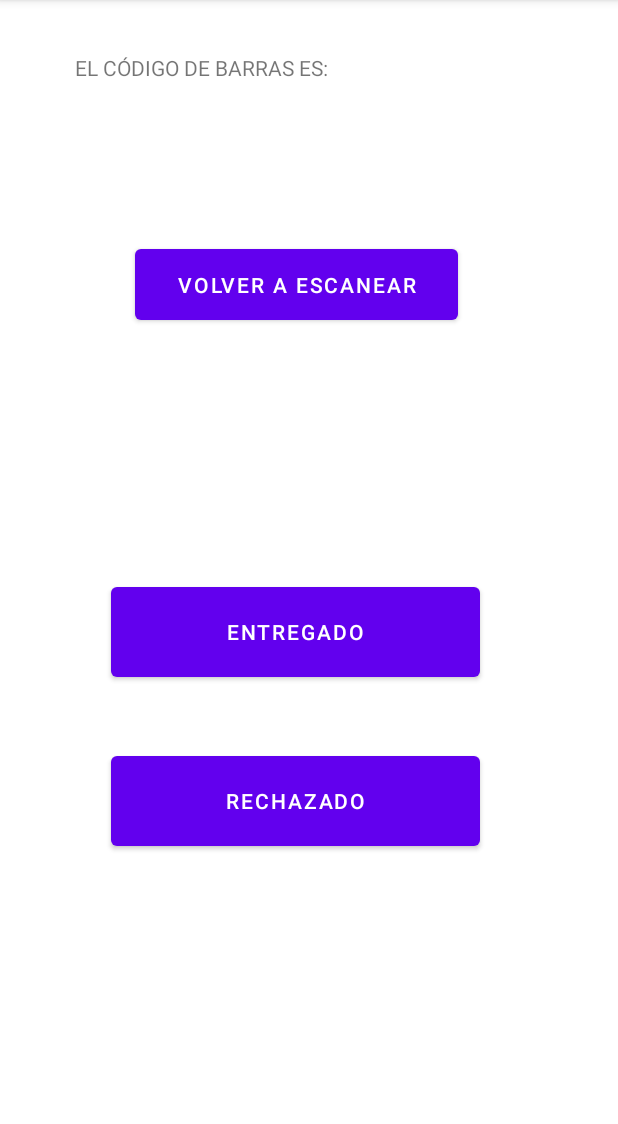
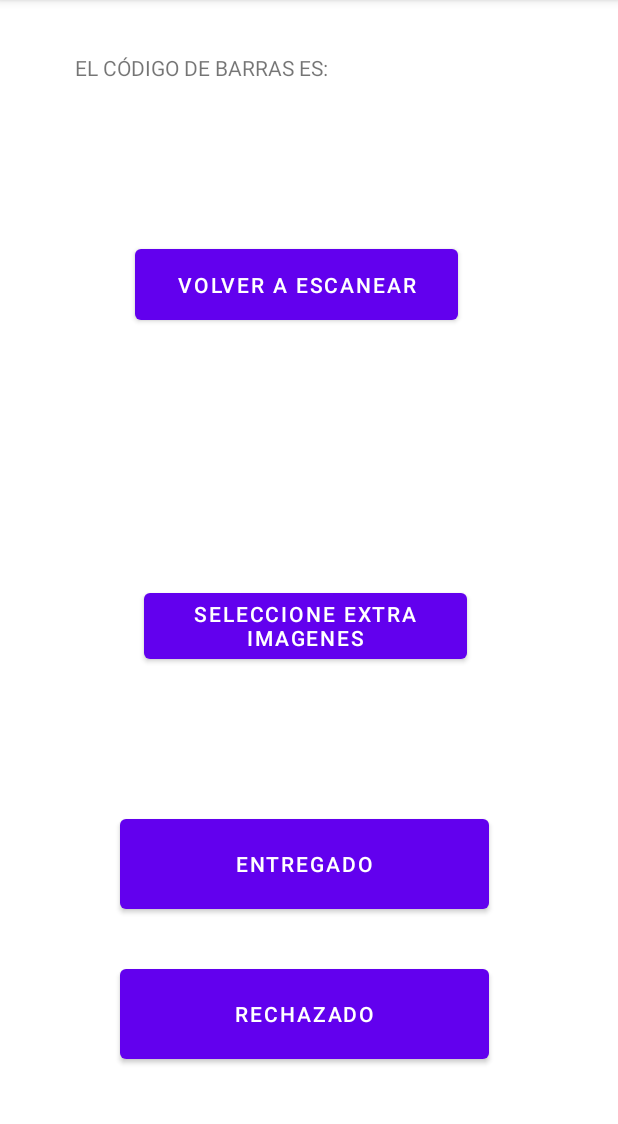
Before and after one commit to pachoGit/AppScanner, an Android app built with Jetpack Compose: the ChooseStateActivity screen opened directly, with no data from a screen before it, on a phone screen of 412 x 824 dp, the part 84-1208 px from its top. Run offline under Robolectric (Android 15) with nearby library versions, the phone set to English and light mode, and no system bars; 2 statements that could not run were skipped.

Commit message:
Agregar imagenes extra desde la pantalla principal

```diff
--- a/app/src/main/java/com/example/app/ChooseStateActivity.kt
+++ b/app/src/main/java/com/example/app/ChooseStateActivity.kt
@@ -4,17 +4,26 @@ import android.content.Intent
 import android.graphics.BitmapFactory
 import android.graphics.ImageDecoder
 import androidx.appcompat.app.AppCompatActivity
+import androidx.activity.result.contract.ActivityResultContracts
 import android.os.Bundle
 import android.os.Build
 import android.widget.Button
 import android.widget.ImageView
 import android.widget.TextView
 import android.widget.Toast
+import android.widget.LinearLayout
 import android.net.Uri
 import android.provider.MediaStore
 import java.io.InputStream
 
 class ChooseStateActivity : AppCompatActivity() {
+
+    private lateinit var imageContainer: LinearLayout // Contenedor de imágenes
+
+    private var selectedImages = mutableListOf<Uri>() // Lista de imágenes seleccionadas
+
+    private var data = mutableMapOf<String, String?>();
+
     override fun onCreate(savedInstanceState: Bundle?) {
         super.onCreate(savedInstanceState)
         setContentView(R.layout.activity_choose_state)
@@ -24,14 +33,10 @@ class ChooseStateActivity : AppCompatActivity() {
         val phone = intent.getStringExtra("phone")
         val extraImagesPath = intent.getStringExtra("extra")
 
+
         // Insertamos el contenido del codigo de barras en el TextView
         findViewById<TextView>(R.id.textCodeBar).apply {
             text = content
-
-            if (extraImagesPath != null) {
-                Toast.makeText(context, "Extras: " + extraImagesPath, Toast.LENGTH_SHORT).show()
-            }
-
         }
 
         // Insertamos la imagen
@@ -55,12 +60,29 @@ class ChooseStateActivity : AppCompatActivity() {
             }
         }
 
-        val data: MutableMap<String, String?> = mutableMapOf(
+        data = mutableMapOf(
             "content" to content,
             "imagePath" to imagePath,
             "phone" to phone,
             "extra" to extraImagesPath
         )
+
+        // Busca las vistas por su ID
+        imageContainer = findViewById(R.id.imageContainer)
+
+        // Insertamos las imagenes que vienen de la otra vista, si es que existen
+        val extra = extraImagesPath?.split(", ")
+        if (extra != null) {
+            val a = extra.map  { Uri.parse(it) }
+            selectedImages = a.toMutableList()
+            displaySelectedImages()
+        }
+
+
+        findViewById<Button>(R.id.btnAddExtra).setOnClickListener {
+            openFilePicker.launch("image/*")
+        }
+
 
         // Accion del boton de ENTREGADO
         findViewById<Button>(R.id.btnDelivered).setOnClickListener {
@@ -80,6 +102,35 @@ class ChooseStateActivity : AppCompatActivity() {
         goToMainActivity()
         finish()
     }
+
+
+    // Callback para manejar la selección de imágenes desde el gestor de archivos
+    private val openFilePicker =
+        registerForActivityResult(ActivityResultContracts.GetMultipleContents()) { uris: List<Uri>? ->
+            uris?.let {
+                selectedImages.clear()
+                selectedImages.addAll(uris)
+                displaySelectedImages()
+                data["extra"] = selectedImages.joinToString() { it.toString() }
+            }
+        }
+
+    // Método para mostrar las imágenes seleccionadas en el HorizontalScrollView
+    private fun displaySelectedImages() {
+        imageContainer.removeAllViews() // Borra las vistas previas
+
+        for (imageUri in selectedImages) {
+            val imageView = ImageView(this)
+            imageView.setImageURI(imageUri)
+            val params = LinearLayout.LayoutParams(
+                LinearLayout.LayoutParams.WRAP_CONTENT,
+                LinearLayout.LayoutParams.WRAP_CONTENT
+            )
+            imageView.layoutParams = params
+            imageContainer.addView(imageView)
+        }
+    }
+
     private fun goToMainActivity() {
         val intent = Intent(this, MainActivity::class.java)
         startActivity(intent)
@@ -102,4 +153,6 @@ class ChooseStateActivity : AppCompatActivity() {
         }
         startActivity(intent)
     }
+
+
 }
--- a/app/src/main/java/com/example/app/DeliveredStateActivity.kt
+++ b/app/src/main/java/com/example/app/DeliveredStateActivity.kt
@@ -98,7 +98,7 @@ class DeliveredStateActivity : AppCompatActivity() {
 
     private fun executeQuery(data: MutableMap<String, String?>) {
         try {
-            queryService.executeQuery(data)
+            queryService.executeQuery(data, this)
             goToEndActivity()
         } catch(e: Exception) {
             Toast.makeText(this, "Error Interno: Asegurece de tener acceso a internet", Toast.LENGTH_LONG).show()
--- a/app/src/main/java/com/example/app/ManualInsertActivity.kt
+++ b/app/src/main/java/com/example/app/ManualInsertActivity.kt
@@ -237,6 +237,7 @@ fun GreetingPreview() {
     AppTheme { Greeting() }
 }
 
+@SuppressLint("UnusedMaterialScaffoldPaddingParameter")
 @Composable
 fun MyHeader() {
     Scaffold(
--- a/app/src/main/java/com/example/app/RefusedStateActivity.kt
+++ b/app/src/main/java/com/example/app/RefusedStateActivity.kt
@@ -97,7 +97,7 @@ class RefusedStateActivity : AppCompatActivity() {
 
     private fun executeQuery(data: MutableMap<String, String?>) {
         try {
-            queryService.executeQuery(data)
+            queryService.executeQuery(data, this)
             goToEndActivity()
         } catch(e: Exception) {
             Toast.makeText(this, "Error Interno: Asegurece de tener acceso a internet", Toast.LENGTH_LONG).show()
--- a/app/src/main/res/layout/activity_choose_state.xml
+++ b/app/src/main/res/layout/activity_choose_state.xml
@@ -39,8 +39,8 @@
         android:id="@+id/btnDelivered"
         android:layout_width="246dp"
         android:layout_height="72dp"
-        android:layout_marginStart="74dp"
-        android:layout_marginTop="385dp"
+        android:layout_marginStart="80dp"
+        android:layout_marginTop="540dp"
         android:text="ENTREGADO"
         app:layout_constraintStart_toStartOf="parent"
         app:layout_constraintTop_toTopOf="parent" />
@@ -49,8 +49,8 @@
         android:id="@+id/btnRefused"
         android:layout_width="246dp"
         android:layout_height="72dp"
-        android:layout_marginStart="74dp"
-        android:layout_marginTop="498dp"
+        android:layout_marginStart="80dp"
+        android:layout_marginTop="640dp"
         android:text="RECHAZADO"
         app:layout_constraintStart_toStartOf="parent"
         app:layout_constraintTop_toTopOf="parent" />
@@ -64,4 +64,30 @@
         app:layout_constraintStart_toStartOf="parent"
         app:layout_constraintTop_toTopOf="parent"
         tools:srcCompat="@tools:sample/avatars" />
+
+    <Button
+        android:id="@+id/btnAddExtra"
+        android:layout_width="215dp"
+        android:layout_height="56dp"
+        android:layout_marginStart="96dp"
+        android:layout_marginTop="28dp"
+        android:text="Seleccione extra imagenes"
+        app:layout_constraintStart_toStartOf="parent"
+        app:layout_constraintTop_toBottomOf="@+id/imageView" />
+
+    <HorizontalScrollView
+        android:layout_width="335dp"
+        android:layout_height="91dp"
+        android:layout_marginStart="48dp"
+        android:layout_marginTop="4dp"
+        app:layout_constraintStart_toStartOf="parent"
+        app:layout_constraintTop_toBottomOf="@+id/btnAddExtra">
+
+        <LinearLayout
+            android:id="@+id/imageContainer"
+            android:layout_width="wrap_content"
+            android:layout_height="match_parent"
+            android:orientation="vertical" />
+    </HorizontalScrollView>
+
 </androidx.constraintlayout.widget.ConstraintLayout>
```
Also changed, not shown: app/src/main/java/com/example/app/FTP.kt (+54 -2 lines), app/src/main/java/com/example/app/QueryService.kt (+4 -3 lines).
